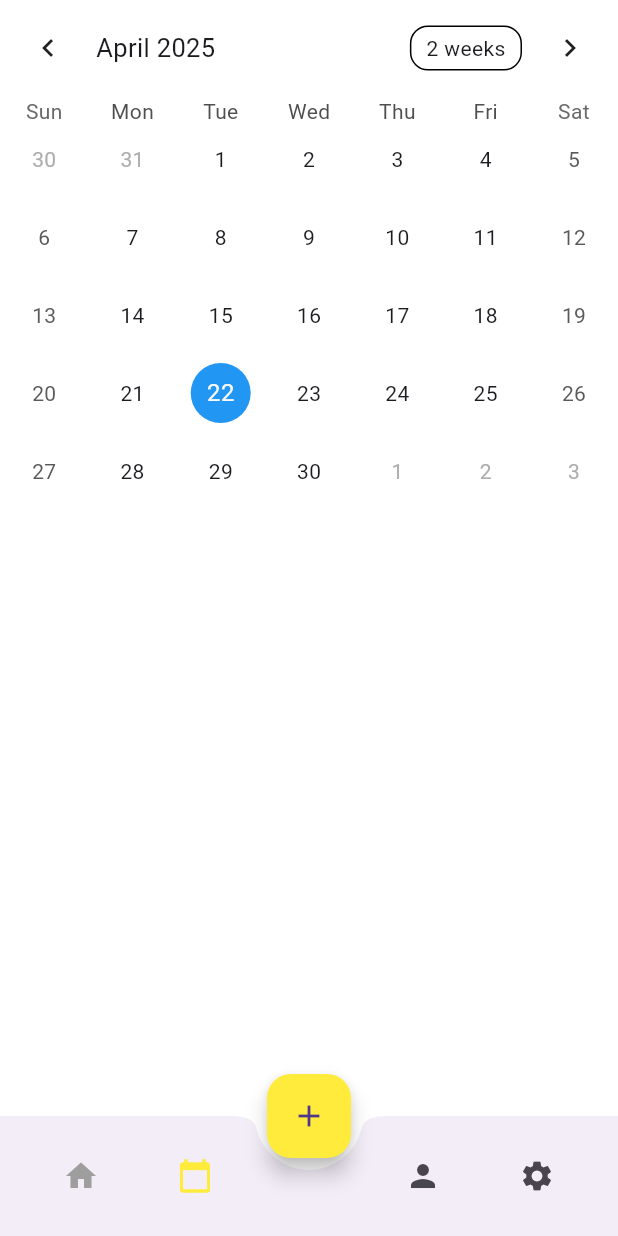
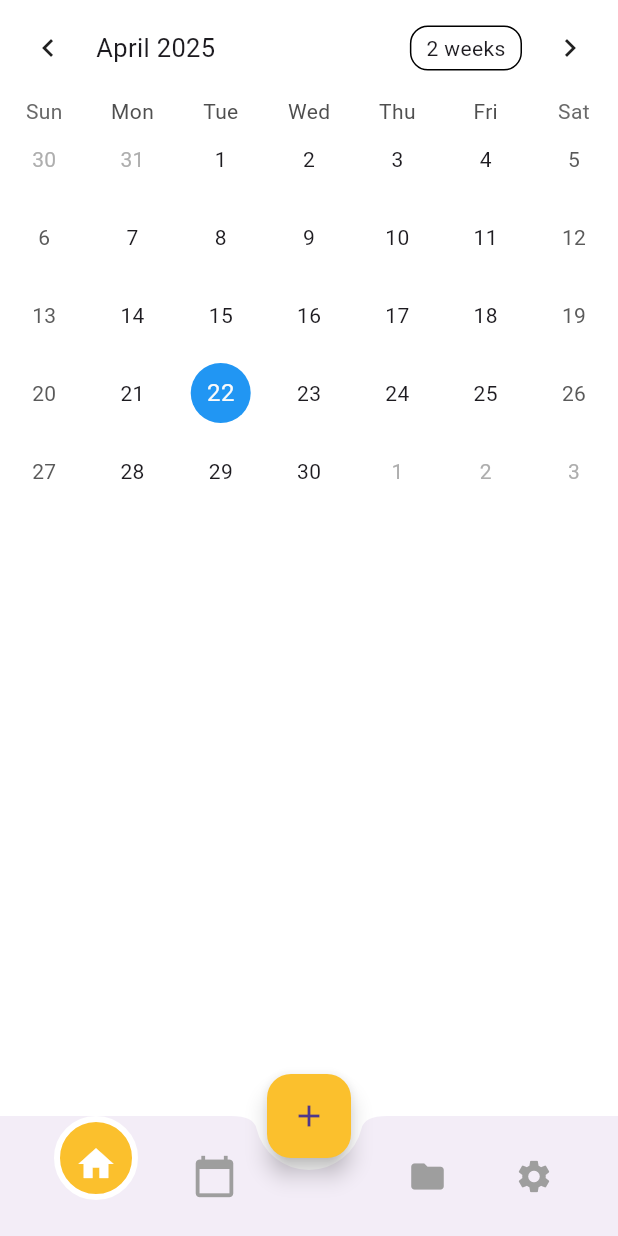
Before and after one commit to nakzuwu/VisionAidFrontend, a Flutter app: the CalendarView screen opened by its route, on a phone screen of 412 x 824 dp. Run offline on Flutter 3.47's test engine with Material 3 defaults, Android fonts, the light colour scheme and no system bars; drawn by our look-alikes of table_calendar; our stand-ins replace get, lucide_icons.

Commit message:
fixing calendar navbar

```diff
--- a/lib/app/modules/calendar/views/calendar_view.dart
+++ b/lib/app/modules/calendar/views/calendar_view.dart
@@ -13,7 +13,7 @@ class CalendarView extends GetView<CalendarController> {
       backgroundColor: Colors.white,
       bottomNavigationBar: BottomNavBar(currentIndex: 1),
       floatingActionButton: FloatingActionButton(
-        backgroundColor: Colors.yellow,
+        backgroundColor: Colors.yellow[700],
         onPressed: () {},
         child: const Icon(Icons.add),
       ),
--- a/lib/app/modules/folder/views/folder_view.dart
+++ b/lib/app/modules/folder/views/folder_view.dart
@@ -1,6 +1,7 @@
 import 'package:flutter/material.dart';
 import 'package:get/get.dart';
 import '../controllers/folder_controller.dart';
+import '../../../widgets/bottom_nav_bar.dart';
 import 'package:lucide_icons/lucide_icons.dart'; // Optional
 
 class FolderView extends GetView<FolderController> {
@@ -8,16 +9,7 @@ class FolderView extends GetView<FolderController> {
   Widget build(BuildContext context) {
     return Scaffold(
       backgroundColor: Colors.white,
-      bottomNavigationBar: BottomNavigationBar(
-        items: const [
-          BottomNavigationBarItem(icon: Icon(Icons.home), label: ''),
-          BottomNavigationBarItem(icon: Icon(Icons.calendar_month), label: ''),
-          BottomNavigationBarItem(icon: Icon(Icons.folder), label: ''),
-          BottomNavigationBarItem(icon: Icon(Icons.person), label: ''),
-        ],
-        currentIndex: 2,
-        selectedItemColor: Colors.yellow[700],
-      ),
+      bottomNavigationBar: BottomNavBar(currentIndex: 2),
       floatingActionButton: FloatingActionButton(
         onPressed: () {},
         child: const Icon(Icons.add),
@@ -26,9 +18,13 @@ class FolderView extends GetView<FolderController> {
       body: SafeArea(
         child: Padding(
           padding: const EdgeInsets.all(16.0),
-          child: Obx(() => ListView(
+          child: Obx(
+            () => ListView(
               children: [
-              const Text("Halo user!", style: TextStyle(fontSize: 24, fontWeight: FontWeight.bold)),
+                const Text(
+                  "Halo user!",
+                  style: TextStyle(fontSize: 24, fontWeight: FontWeight.bold),
+                ),
                 const Text("Apa yang kau lakukan hari ini?"),
                 const SizedBox(height: 10),
                 const TextField(
@@ -36,11 +32,15 @@ class FolderView extends GetView<FolderController> {
                     hintText: "🔍 Cari...",
                     filled: true,
                     fillColor: Color(0xFFEFEFEF),
-                  border: OutlineInputBorder(borderSide: BorderSide.none, borderRadius: BorderRadius.all(Radius.circular(12))),
+                    border: OutlineInputBorder(
+                      borderSide: BorderSide.none,
+                      borderRadius: BorderRadius.all(Radius.circular(12)),
+                    ),
                   ),
                 ),
                 const SizedBox(height: 20),
-              ...controller.folders.map((folder) => Column(
+                ...controller.folders.map(
+                  (folder) => Column(
                     children: [
                       GestureDetector(
                         onTap: () {
@@ -49,7 +49,10 @@ class FolderView extends GetView<FolderController> {
                         },
                         child: Container(
                           width: double.infinity,
-                      padding: const EdgeInsets.symmetric(horizontal: 16, vertical: 12),
+                          padding: const EdgeInsets.symmetric(
+                            horizontal: 16,
+                            vertical: 12,
+                          ),
                           margin: const EdgeInsets.only(bottom: 8),
                           decoration: BoxDecoration(
                             color: Colors.grey[200],
@@ -59,13 +62,17 @@ class FolderView extends GetView<FolderController> {
                             children: [
                               const Icon(Icons.folder, size: 24),
                               const SizedBox(width: 10),
-                          Text(folder.title, style: const TextStyle(fontSize: 16)),
+                              Text(
+                                folder.title,
+                                style: const TextStyle(fontSize: 16),
+                              ),
                             ],
                           ),
                         ),
                       ),
                       if (folder.isExpanded)
-                    ...folder.notes.map((note) => Container(
+                        ...folder.notes.map(
+                          (note) => Container(
                             padding: const EdgeInsets.all(12),
                             margin: const EdgeInsets.symmetric(vertical: 4),
                             decoration: BoxDecoration(
@@ -75,18 +82,33 @@ class FolderView extends GetView<FolderController> {
                             child: Column(
                               crossAxisAlignment: CrossAxisAlignment.start,
                               children: [
-                          Text("${note.time} - ${note.title}", style: const TextStyle(fontWeight: FontWeight.bold)),
+                                Text(
+                                  "${note.time} - ${note.title}",
+                                  style: const TextStyle(
+                                    fontWeight: FontWeight.bold,
+                                  ),
+                                ),
                                 const SizedBox(height: 4),
-                          Text("${note.date}", style: TextStyle(color: Colors.grey[600])),
+                                Text(
+                                  "${note.date}",
+                                  style: TextStyle(color: Colors.grey[600]),
+                                ),
                                 const SizedBox(height: 4),
-                          Text(note.content, maxLines: 2, overflow: TextOverflow.ellipsis),
+                                Text(
+                                  note.content,
+                                  maxLines: 2,
+                                  overflow: TextOverflow.ellipsis,
+                                ),
                               ],
                             ),
-                    )),
+                          ),
+                        ),
                     ],
-              )),
+                  ),
+                ),
               ],
-          )),
+            ),
+          ),
         ),
       ),
     );
--- a/lib/app/modules/home/views/home_view.dart
+++ b/lib/app/modules/home/views/home_view.dart
@@ -12,7 +12,7 @@ class HomeView extends GetView<HomeController> {
       backgroundColor: Colors.white,
       bottomNavigationBar: BottomNavBar(currentIndex: 0),
       floatingActionButton: FloatingActionButton(
-        backgroundColor: Colors.yellow,
+        backgroundColor: Colors.yellow[700],
         onPressed: () {},
         child: const Icon(Icons.add),
       ),
--- a/lib/app/widgets/bottom_nav_bar.dart
+++ b/lib/app/widgets/bottom_nav_bar.dart
@@ -4,30 +4,69 @@ import '../routes/app_pages.dart';
 
 class BottomNavBar extends StatelessWidget {
   final int currentIndex;
-  const BottomNavBar({required this.currentIndex});
+
+  const BottomNavBar({super.key, required this.currentIndex});
 
   @override
   Widget build(BuildContext context) {
     return BottomAppBar(
       shape: const CircularNotchedRectangle(),
       notchMargin: 8,
+      child: Padding(
+        padding: const EdgeInsets.symmetric(horizontal: 16.0),
         child: Row(
-        mainAxisAlignment: MainAxisAlignment.spaceAround,
+          mainAxisAlignment: MainAxisAlignment.spaceBetween,
           children: [
+            // Custom HOME Button
+            GestureDetector(
+              onTap: () => Get.toNamed(Routes.HOME),
+              child: Transform.translate(
+                offset: const Offset(0, -12),
+                child: Container(
+                  padding: const EdgeInsets.all(14),
+                  decoration: BoxDecoration(
+                    shape: BoxShape.circle,
+                    color: Colors.yellow[700],
+                    border: Border.all(color: Colors.white, width: 4),
+                  ),
+                  child: const Icon(Icons.home, color: Colors.white, size: 28),
+                ),
+              ),
+            ),
+
+            // Calendar
             IconButton(
-            icon: const Icon(Icons.home),
-            onPressed: () => Get.toNamed(Routes.HOME),
-            color: currentIndex == 0 ? Colors.yellow : Colors.grey,
+              icon: Icon(
+                Icons.calendar_today,
+                size: currentIndex == 1 ? 30 : 26,
+                weight: currentIndex == 1 ? 800 : 400,
               ),
+              onPressed: () => Get.toNamed(Routes.CALENDAR),
+              color: Colors.grey,
+            ),
+            const SizedBox(width: 48), // FAB space (untuk tombol + di luar navbar)
+            // Folder
             IconButton(
-            icon: const Icon(Icons.calendar_today),
-            onPressed: () => Get.toNamed(Routes.CALENDAR),
-            color: currentIndex == 1 ? Colors.yellow : Colors.grey,
+              icon: Icon(
+                Icons.folder,
+                size: currentIndex == 2 ? 30 : 26,
+                weight: currentIndex == 2 ? 800 : 400,
               ),
-          const SizedBox(width: 48), // untuk FAB space
-          IconButton(icon: const Icon(Icons.person), onPressed: () {}),
-          IconButton(icon: const Icon(Icons.settings), onPressed: () {}),
+              onPressed: () => Get.toNamed(Routes.FOLDER),
+              color: Colors.grey,
+            ),
+            // Settings
+            IconButton(
+              icon: Icon(
+                Icons.settings,
+                size: currentIndex == 3 ? 30 : 26,
+                weight: currentIndex == 3 ? 800 : 400,
+              ),
+              onPressed: () {}, // kasih aksi nanti ya bestie
+              color: Colors.grey,
+            ),
           ],
+        ),
       ),
     );
   }
```
Lines whose indentation alone changed are shown as unchanged.
